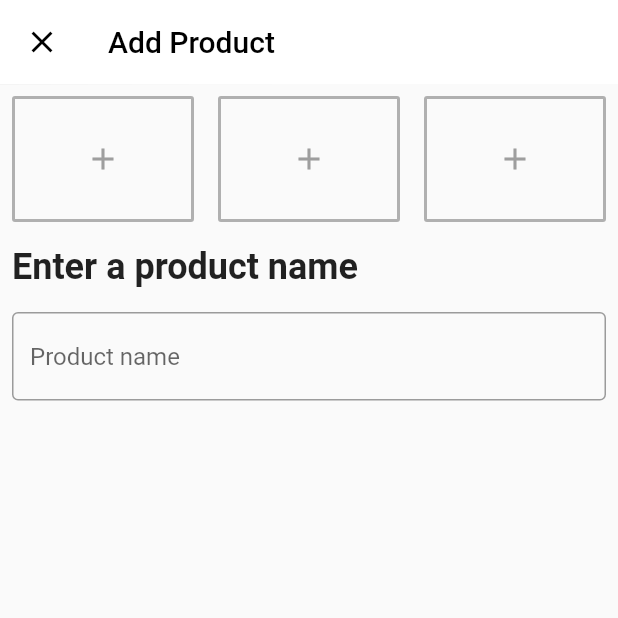
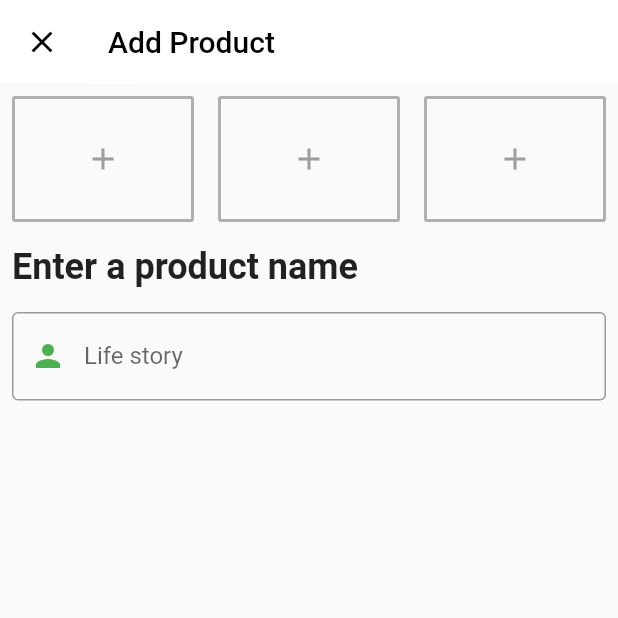
Before and after one commit to brakenseddik/shoppy_admin, a Flutter app: the AddProduct screen opened directly, on a phone screen of 412 x 824 dp, the top half of it. Run offline on Flutter 3.47's test engine with Material 2 defaults, Android fonts, the phone set to English and light mode, and no system bars; our stand-ins replace cloud_firestore, fluttertoast, image_picker; accounts and stored records are empty.

```diff
--- a/lib/screens/add_product.dart
+++ b/lib/screens/add_product.dart
@@ -1,6 +1,9 @@
 import 'package:flutter/material.dart';
 import 'dart:convert';
 import 'package:image_picker/image_picker.dart';
+import '../db/category.dart';
+import '../db/brand.dart';
+import 'package:cloud_firestore/cloud_firestore.dart';
 
 class AddProduct extends StatefulWidget {
   @override
@@ -9,10 +12,35 @@ class AddProduct extends StatefulWidget {
 
 class _AddProductState extends State<AddProduct> {
   TextEditingController ProductNameController;
+  List<DocumentSnapshot> brands = <DocumentSnapshot>[];
+
+  List<DocumentSnapshot> categories = <DocumentSnapshot>[];
+  List<DropdownMenuItem<String>> categoryDropdown =
+      <DropdownMenuItem<String>>[];
+  List<DropdownMenuItem<String>> brandsDropdown = <DropdownMenuItem<String>>[];
+  String _currentCategory;
+  String _currentBrand;
+
   Color white = Colors.white;
   Color black = Colors.black;
   Color grey = Colors.grey;
   GlobalKey<FormState> _globalKey = GlobalKey();
+
+  @override
+  void initState() {
+    categoryDropdown = getCategoriesDropDown();
+    super.initState();
+  }
+
+  List<DropdownMenuItem<String>> getCategoriesDropDown() {
+    List<DropdownMenuItem<String>> items = <DropdownMenuItem<String>>[];
+    for (DocumentSnapshot category in categories) {
+      items.add(DropdownMenuItem(
+        child: Text(category['brand']),
+      ));
+    }
+    return items;
+  }
 
   @override
   Widget build(BuildContext context) {
@@ -101,6 +129,16 @@ class _AddProductState extends State<AddProduct> {
                 controller: ProductNameController,
                 decoration: InputDecoration(
                   hintText: 'Product name',
+                  //helperText: 'Keep it short, this is just a demo.',
+                  labelText: 'Life story',
+                  prefixIcon: const Icon(
+                    Icons.person,
+                    color: Colors.green,
+                  ),
+                  prefixText: '',
+                  focusColor: Colors.yellowAccent,
+                  suffixText: 'FR',
+                  suffixStyle: const TextStyle(color: Colors.green),
                   border: OutlineInputBorder(
                       borderSide: new BorderSide(color: grey)),
                 ),
```
Also changed, not shown: lib/db/brand.dart (+3 -5 lines), lib/db/category.dart (+8 -4 lines).
